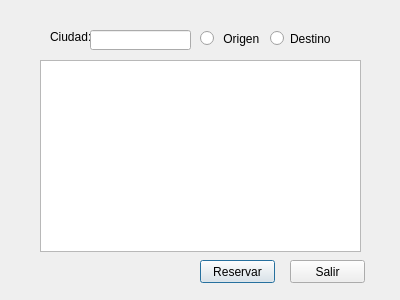
Above: vervuelos.ui from diegomtzm/VivaAvion before the change. Below: the same form after it.
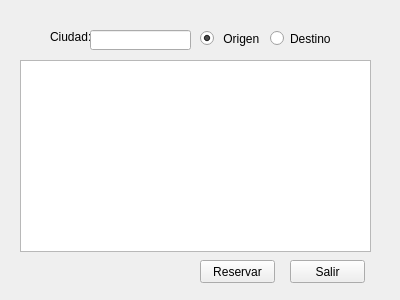
That is the form after the change.

What changed in the file:
```diff
--- a/vervuelos.ui
+++ b/vervuelos.ui
@@ -13,16 +13,6 @@
   <property name="windowTitle">
    <string>Dialog</string>
   </property>
-  <widget class="QListWidget" name="listWidget_verVuelos">
-   <property name="geometry">
-    <rect>
-     <x>40</x>
-     <y>60</y>
-     <width>321</width>
-     <height>192</height>
-    </rect>
-   </property>
-  </widget>
   <widget class="QPushButton" name="reservarVuelo">
    <property name="geometry">
     <rect>
@@ -35,6 +25,9 @@
    <property name="text">
     <string>Reservar</string>
    </property>
+   <property name="autoDefault">
+    <bool>false</bool>
+   </property>
   </widget>
   <widget class="QPushButton" name="salir_V">
    <property name="geometry">
@@ -48,6 +41,9 @@
    <property name="text">
     <string>Salir</string>
    </property>
+   <property name="autoDefault">
+    <bool>false</bool>
+   </property>
   </widget>
   <widget class="QLabel" name="label">
    <property name="geometry">
@@ -74,6 +70,9 @@
    <property name="text">
     <string> Origen</string>
    </property>
+   <property name="checked">
+    <bool>true</bool>
+   </property>
   </widget>
   <widget class="QRadioButton" name="radioButton_destino">
    <property name="geometry">
@@ -98,6 +97,19 @@
     </rect>
    </property>
   </widget>
+  <widget class="QTableWidget" name="tableWidget">
+   <property name="geometry">
+    <rect>
+     <x>20</x>
+     <y>60</y>
+     <width>351</width>
+     <height>192</height>
+    </rect>
+   </property>
+   <property name="editTriggers">
+    <set>QAbstractItemView::NoEditTriggers</set>
+   </property>
+  </widget>
  </widget>
  <resources/>
  <connections/>
```
